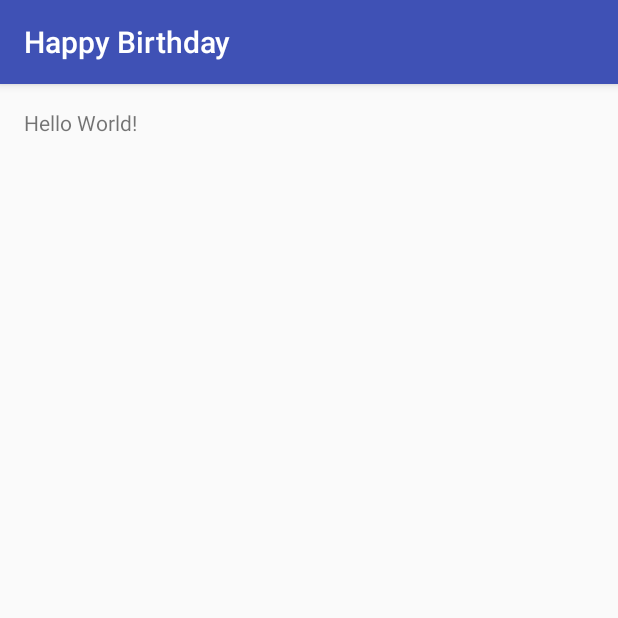
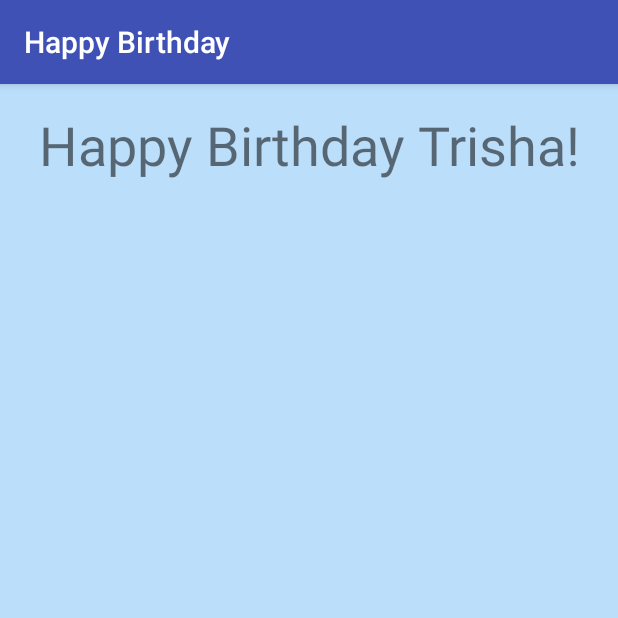
Before and after one commit to dhruv5995/happy-birthday, an Android app: the screen it shows after launch (MainActivity), on a phone screen of 412 x 824 dp, the top half of it. Run offline under Robolectric (Android 15) with nearby library versions, the phone set to English and light mode, and no system bars.

Commit message:
Added birthday message and background color

```diff
--- a/app/src/main/res/layout/activity_main.xml
+++ b/app/src/main/res/layout/activity_main.xml
@@ -9,10 +9,13 @@
     android:paddingRight="@dimen/activity_horizontal_margin"
     android:paddingTop="@dimen/activity_vertical_margin"
     android:paddingBottom="@dimen/activity_vertical_margin"
+    android:background="#BBDEFB"
     tools:context="com.example.dhruv.happybirthday.MainActivity">
 
     <TextView
-        android:layout_width="wrap_content"
+        android:layout_width="match_parent"
         android:layout_height="wrap_content"
-        android:text="Hello World!" />
+        android:text="Happy Birthday Trisha!"
+        android:textAlignment="center"
+        android:textSize="36sp"/>
 </RelativeLayout>
```
